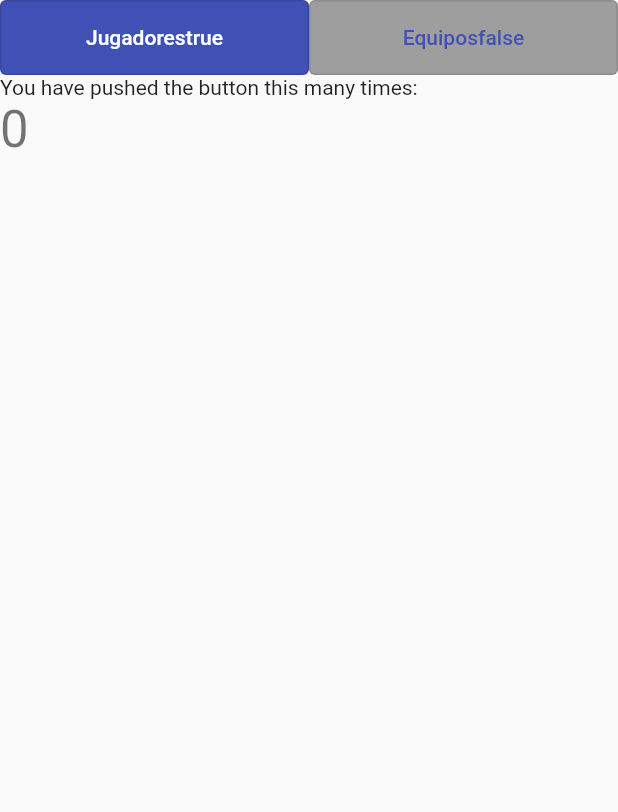
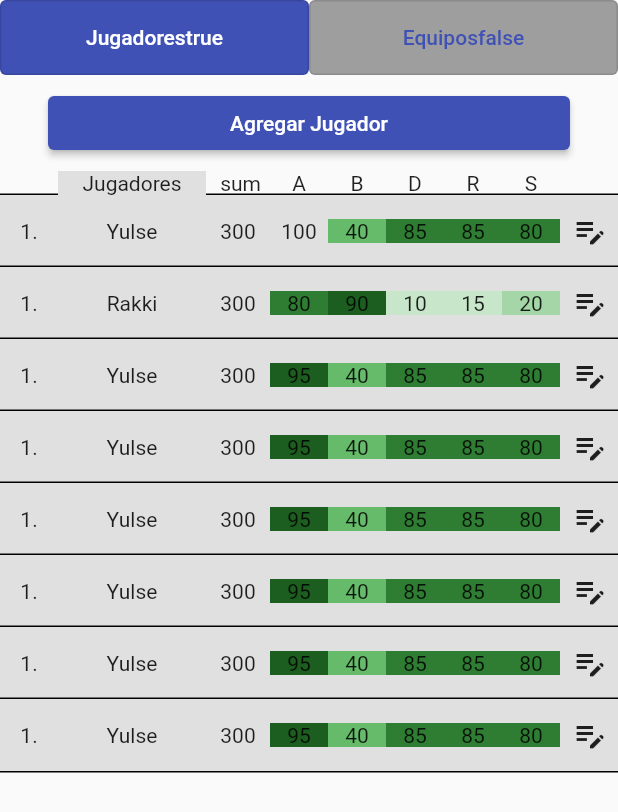
Before and after one commit to fgiannotti/varebu, a Flutter app: the screen it shows after launch, on a phone screen of 412 x 824 dp. Shown: the top 812 px of the screen. Run offline on Flutter 3.47's test engine with Material 2 defaults, Android fonts, the phone set to English and light mode, and no system bars.

Commit message:
add table component done

```diff
--- a/lib/main.dart
+++ b/lib/main.dart
@@ -1,4 +1,7 @@
 import 'package:flutter/material.dart';
+import 'package:varebu/widgets/buttons_row.dart';
+
+import 'models/player.dart';
 
 void main() {
   runApp(const MyApp());
@@ -32,96 +35,6 @@ class MyApp extends StatelessWidget {
   }
 }
 
-class ButtonsRow extends StatefulWidget {
-  const ButtonsRow({super.key});
-
-  @override
-  State<ButtonsRow> createState() => _ButtonsRowState();
-}
-
-class _ButtonsRowState extends State<ButtonsRow> {
-  bool _playersSelected = true;
-  bool _teamsSelected = false;
-
-  void _handlePlayersButtonTap(bool newValue) {
-    setState(() {
-      _playersSelected = true;
-      _teamsSelected = false;
-    });
-  }
-
-  void _handleTeamsButtonTap(bool newValue) {
-    setState(() {
-      _playersSelected = false;
-      _teamsSelected = true;
-    });
-  }
-
-  @override
-  Widget build(BuildContext context) {
-    return Container(
-      child: Row(
-        children: [
-          Expanded(
-            child: TopButton(
-                text: 'Jugadores',
-                active: _playersSelected,
-                onPressed: _handlePlayersButtonTap
-            ),
-          ),
-          Expanded(
-            child: TopButton(
-                text: 'Equipos',
-                active: _teamsSelected,
-                onPressed: _handleTeamsButtonTap
-            ),
-          ),
-        ],
-      ),
-    );
-  }
-}
-
-class TopButton extends StatefulWidget {
-  final String text;
-  final ValueChanged<bool> onPressed;
-  bool active = false;
-
-  TopButton(
-      {super.key,
-      required this.active,
-      required this.text,
-      required this.onPressed});
-
-  @override
-  State<TopButton> createState() => _TopButtonState();
-}
-
-class _TopButtonState extends State<TopButton> {
-  void _handleTap() {
-    widget.onPressed(!widget.active);
-  }
-
-  Color textColor() { return widget.active ? Colors.white : Colors.indigo;}
-
-  @override
-  Widget build(BuildContext context) {
-    var backgroundColor = MaterialStateProperty.resolveWith<Color>((Set<MaterialState> states) { return widget.active ? Colors.indigo : Colors.grey; });
-
-    return SizedBox(
-      // width: MediaQuery.of(context).size.width,
-      height: 50,
-      child: OutlinedButton(
-        onPressed: _handleTap,
-        style: ButtonStyle(
-          backgroundColor: backgroundColor,
-        ),
-        child: Text(widget.text + widget.active.toString(), style: TextStyle(color: textColor())),
-      ),
-    );
-  }
-}
-
 class Home extends StatefulWidget {
   const Home({super.key});
 
@@ -139,19 +52,6 @@ class Home extends StatefulWidget {
 }
 
 class _HomeState extends State<Home> {
-  int _counter = 0;
-
-  void _incrementCounter() {
-    setState(() {
-      // This call to setState tells the Flutter framework that something has
-      // changed in this State, which causes it to rerun the build method below
-      // so that the display can reflect the updated values. If we changed
-      // _counter without calling setState(), then the build method would not be
-      // called again, and so nothing would appear to happen.
-      _counter++;
-    });
-  }
-
   @override
   Widget build(BuildContext context) {
     // This method is rerun every time setState is called, for instance as done
@@ -167,16 +67,123 @@ class _HomeState extends State<Home> {
         child: ListView(
           children: <Widget>[
             ButtonsRow(),
-            const Text(
-              'You have pushed the button this many times:',
+            Container(
+                //constraints: BoxConstraints(maxWidth:32, maxHeight:60,minWidth:32,minHeight:32,),
+                padding: const EdgeInsets.fromLTRB(32, 8, 32, 8),
+                child: ElevatedButton(
+                    child: Text('Agregar Jugador'),
+                    onPressed: () {},
+                ),
             ),
-            Text(
-              '$_counter',
-              style: Theme.of(context).textTheme.headline4,
-            ),
+            PlayersTable(),
           ],
         ),
       ),
     );
   }
 }
+
+class PlayersTable extends StatefulWidget {
+  const PlayersTable({super.key});
+
+  @override
+  State<PlayersTable> createState() => _PlayersTableState();
+}
+// Row is composed by:
+// 1. Player number
+// 2. Player name
+// 3. Player Stat SUM
+// 3. Player Stat A (attack)
+// 4. Player Stat B (Block)
+// 5. Player Stat D (Defense)
+// 6. Player Stat R (Reception)
+// 7. Player Stat S (Serve)
+// 8. Edit button ?
+// 9. Delete button ?
+
+class _PlayersTableState extends State<PlayersTable> {
+  @override
+  Widget build(BuildContext context) {
+    return Table(
+      //border: TableBorder.symmetric(),
+      columnWidths: const <int, TableColumnWidth>{
+        0: FixedColumnWidth(4), // number
+        1: FixedColumnWidth(64), // name
+        2: FixedColumnWidth(8), // sum
+        3: FixedColumnWidth(4), // A attack
+        4: FixedColumnWidth(4), // B attack
+        5: FixedColumnWidth(4), // D attack
+        6: FixedColumnWidth(4), // R attack
+        7: FixedColumnWidth(4), // S attack
+        8: FixedColumnWidth(4), // button
+      },
+      children: <TableRow>[
+        buildHeaderRow(),
+        buildTableRow(
+            const Player('Yulse', '300', '100', '40', '85', '85', '80'), 1),
+        buildTableRow(
+            const Player('Rakki', '300', '80', '90', '10', '15', '20'), 1),
+        buildTableRow(
+            const Player('Yulse', '300', '95', '40', '85', '85', '80'), 1),
+        buildTableRow(
+            const Player('Yulse', '300', '95', '40', '85', '85', '80'), 1),
+        buildTableRow(
+            const Player('Yulse', '300', '95', '40', '85', '85', '80'), 1),
+        buildTableRow(
+            const Player('Yulse', '300', '95', '40', '85', '85', '80'), 1),
+        buildTableRow(
+            const Player('Yulse', '300', '95', '40', '85', '85', '80'), 1),
+        buildTableRow(
+            const Player('Yulse', '300', '95', '40', '85', '85', '80'), 1),
+      ],
+    );
+  }
+
+  TableRow buildTableRow(Player player, int i) {
+    return TableRow(
+        decoration: BoxDecoration(
+            border: Border.all(strokeAlign: BorderSide.strokeAlignOutside),
+            color: Colors.grey[300]),
+        children: <Widget>[
+          buildCell(i.toString() + '.'),
+          buildCell(player.name),
+          buildCell(player.sum),
+          buildCell(player.attack, isStatus: true),
+          buildCell(player.block, isStatus: true),
+          buildCell(player.defense, isStatus: true),
+          buildCell(player.reception, isStatus: true),
+          buildCell(player.serve, isStatus: true),
+          IconButton(onPressed: () {}, icon: const Icon(Icons.edit_note)),
+        ]);
+  }
+
+  TableCell buildCell(String text, {bool isStatus = false}) {
+    return TableCell(
+        verticalAlignment: TableCellVerticalAlignment.middle,
+        child: Container(
+          //padding: const EdgeInsets.fromLTRB(0, 0, 0, 0),
+          color:
+              isStatus ? fetchColorForStat(int.parse(text)) : Colors.grey[300],
+          alignment: Alignment.center,
+          child: Text(text),
+        ));
+  }
+
+  buildHeaderRow() {
+    return TableRow(children: <Widget>[
+      const Text(''),
+      buildCell(' Jugadores '),
+      const Text(' sum ', textAlign: TextAlign.center),
+      const Text('A', textAlign: TextAlign.center),
+      const Text('B', textAlign: TextAlign.center),
+      const Text('D', textAlign: TextAlign.center),
+      const Text('R', textAlign: TextAlign.center),
+      const Text('S', textAlign: TextAlign.center),
+      const Text(''),
+    ]);
+  }
+
+  fetchColorForStat(int stat) {
+    return Colors.green[(stat / 10).toInt() * 100];
+  }
+}
--- /dev/null
+++ b/lib/models/player.dart
@@ -0,0 +1,12 @@
+class Player {
+  final String name;
+  final String sum;
+  final String attack;
+  final String block;
+  final String defense;
+  final String reception;
+  final String serve;
+
+  const Player(this.name, this.sum, this.attack, this.block, this.defense,
+      this.reception, this.serve);
+}
--- /dev/null
+++ b/lib/widgets/buttons_row.dart
@@ -0,0 +1,90 @@
+import 'package:flutter/material.dart';
+
+class ButtonsRow extends StatefulWidget {
+  const ButtonsRow({super.key});
+
+  @override
+  State<ButtonsRow> createState() => _ButtonsRowState();
+}
+
+class _ButtonsRowState extends State<ButtonsRow> {
+  bool _playersSelected = true;
+  bool _teamsSelected = false;
+
+  void _handlePlayersButtonTap(bool newValue) {
+    setState(() {
+      _playersSelected = true;
+      _teamsSelected = false;
+    });
+  }
+
+  void _handleTeamsButtonTap(bool newValue) {
+    setState(() {
+      _playersSelected = false;
+      _teamsSelected = true;
+    });
+  }
+
+  @override
+  Widget build(BuildContext context) {
+    return Container(
+      child: Row(
+        children: [
+          Expanded(
+            child: TopButton(
+                text: 'Jugadores',
+                active: _playersSelected,
+                onPressed: _handlePlayersButtonTap
+            ),
+          ),
+          Expanded(
+            child: TopButton(
+                text: 'Equipos',
+                active: _teamsSelected,
+                onPressed: _handleTeamsButtonTap
+            ),
+          ),
+        ],
+      ),
+    );
+  }
+}
+
+class TopButton extends StatefulWidget {
+  final String text;
+  final ValueChanged<bool> onPressed;
+  bool active = false;
+
+  TopButton(
+      {super.key,
+        required this.active,
+        required this.text,
+        required this.onPressed});
+
+  @override
+  State<TopButton> createState() => _TopButtonState();
+}
+
+class _TopButtonState extends State<TopButton> {
+  void _handleTap() {
+    widget.onPressed(!widget.active); }
+
+  Color textColor() { return widget.active ? Colors.white : Colors.indigo;}
+
+  @override
+  Widget build(BuildContext context) {
+    var backgroundColor = MaterialStateProperty.resolveWith<Color>((Set<MaterialState> states) { return widget.active ? Colors.indigo : Colors.grey; });
+
+    return SizedBox(
+      // width: MediaQuery.of(context).size.width,
+      height: 50,
+      child: OutlinedButton(
+        onPressed: _handleTap,
+        style: ButtonStyle(
+          backgroundColor: backgroundColor,
+        ),
+        child: Text(widget.text + widget.active.toString(), style: TextStyle(color: textColor())),
+      ),
+    );
+  }
+}
```
Also changed, not shown: pubspec.lock (deleted), 1 other file.
